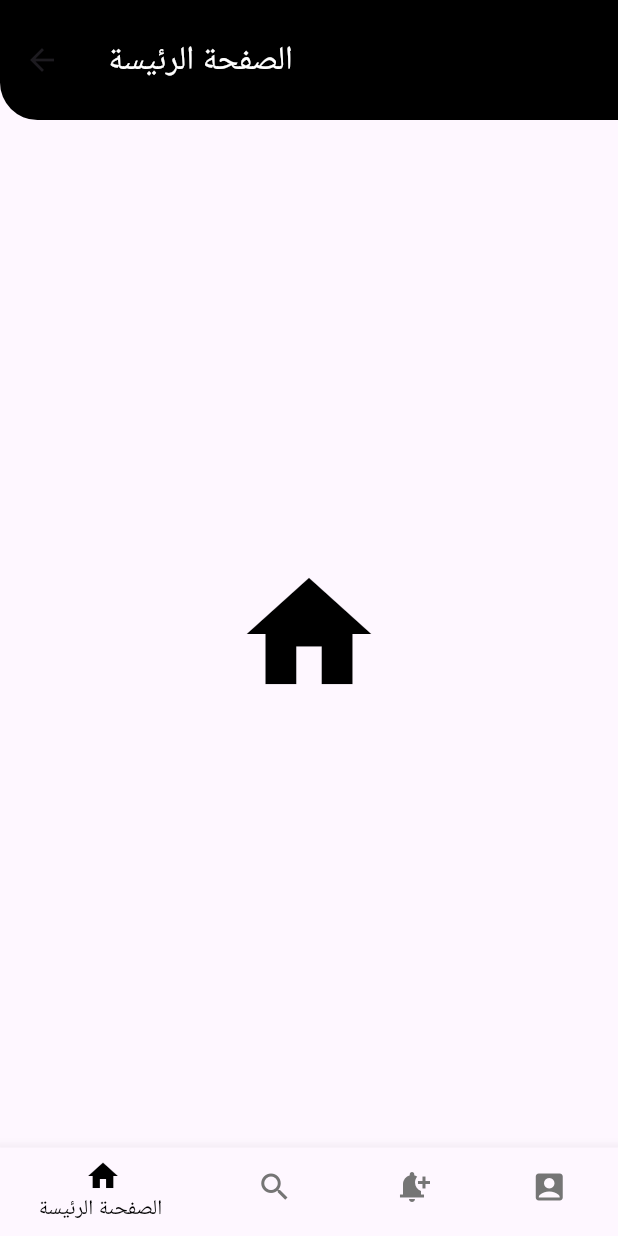
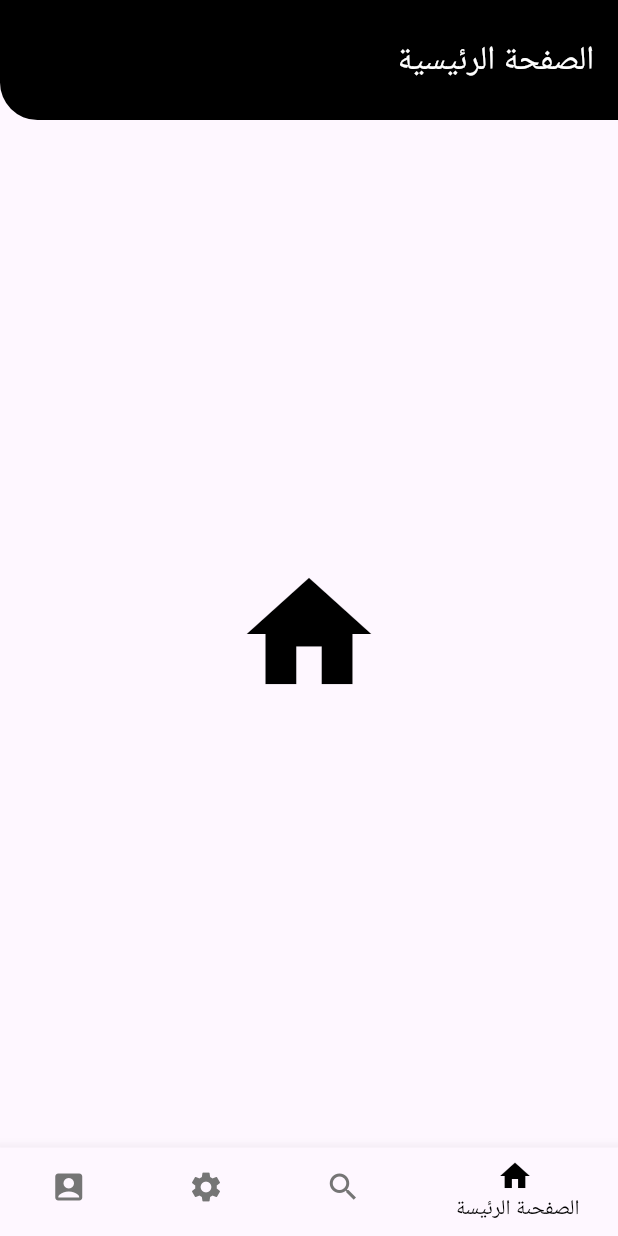
Before and after one commit to sa-bajeedh/flutter-course-lab, a Flutter app: the NavigationBarScreen screen opened directly, on a phone screen of 412 x 824 dp. Run offline on Flutter 3.47's test engine with Material 3 defaults, Android fonts, the phone set to English and light mode, and no system bars.

Commit message:
add navigation bar to project

```diff
--- a/lib/navigation_bar_screen.dart
+++ b/lib/navigation_bar_screen.dart
@@ -26,9 +26,9 @@ class _NavigationBarScreenState extends State<NavigationBarScreen> {
   {
     switch(index)
     {
-      case 0: return "الصفحة الرئيسة";
+      case 0: return "الصفحة الرئيسية";
       case 1: return "بحث";
-      case 2: return "الإشعارات";
+      case 2: return "الإعدادات";
       case 3: return "معلومات الحساب";
       default : return "غير معرف";
     }
@@ -37,7 +37,9 @@ class _NavigationBarScreenState extends State<NavigationBarScreen> {
   }
   @override
   Widget build(BuildContext context) {
-    return Scaffold(
+    return Directionality(
+      textDirection: TextDirection.rtl,
+      child: Scaffold(
         appBar: AppBar(
           title: Text(_getTitle(_navigationBarIndex),style: TextStyle(color: Colors.white),),
           toolbarHeight: 80,
@@ -64,9 +66,10 @@ class _NavigationBarScreenState extends State<NavigationBarScreen> {
           items: [
             BottomNavigationBarItem(icon: Icon(Icons.home),label: "الصفحىة الرئيسة "),
             BottomNavigationBarItem(icon: Icon(Icons.search),label: "بحث "),
-          BottomNavigationBarItem(icon: Icon(Icons.notification_add),label: "الاشعارات "),
+            BottomNavigationBarItem(icon: Icon(Icons.settings),label: "الإعدادات "),
             BottomNavigationBarItem(icon: Icon(Icons.account_box),label: "الحساب الشخصي ")
           ]
+          ),
       ),
     );
   }
--- a/lib/settings_screen.dart
+++ b/lib/settings_screen.dart
@@ -11,7 +11,7 @@ class _SettingsScreenState extends State<SettingsScreen> {
   @override
   Widget build(BuildContext context) {
     return Center(
-      child: Icon(Icons.notification_add,color: Colors.black,size: 100,),
+      child: Icon(Icons.settings,color: Colors.black,size: 100,),
     );
   }
 }
```
Also changed, not shown: lib/main.dart (+3 -103 lines). Lines whose indentation alone changed are shown as unchanged.
